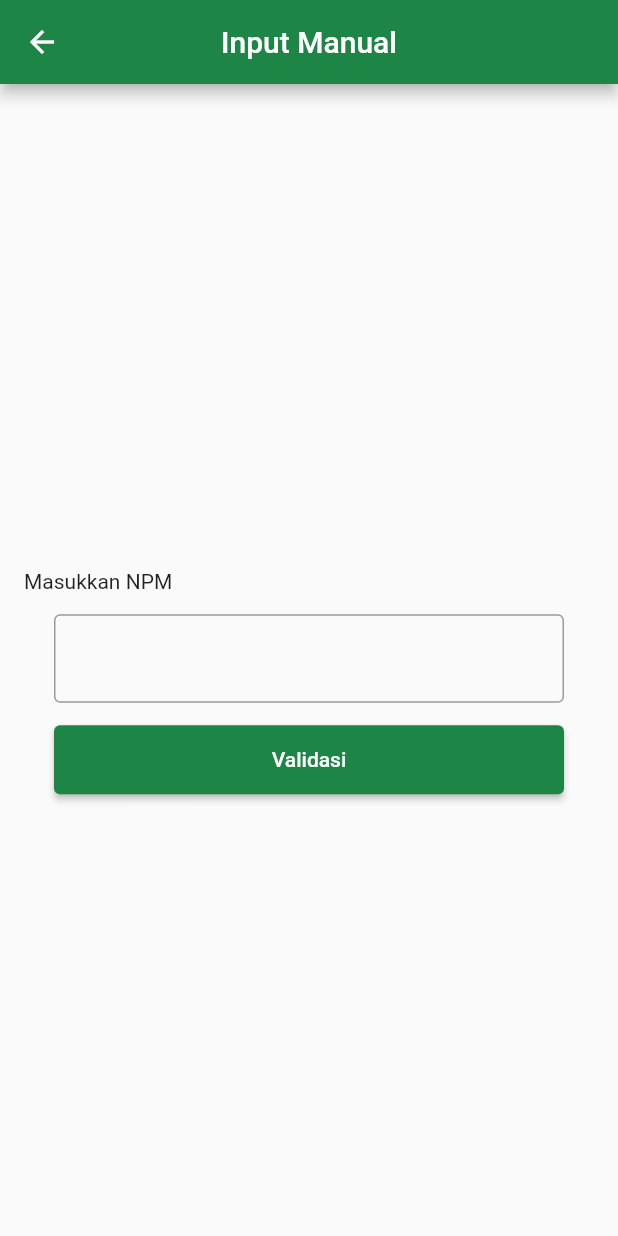
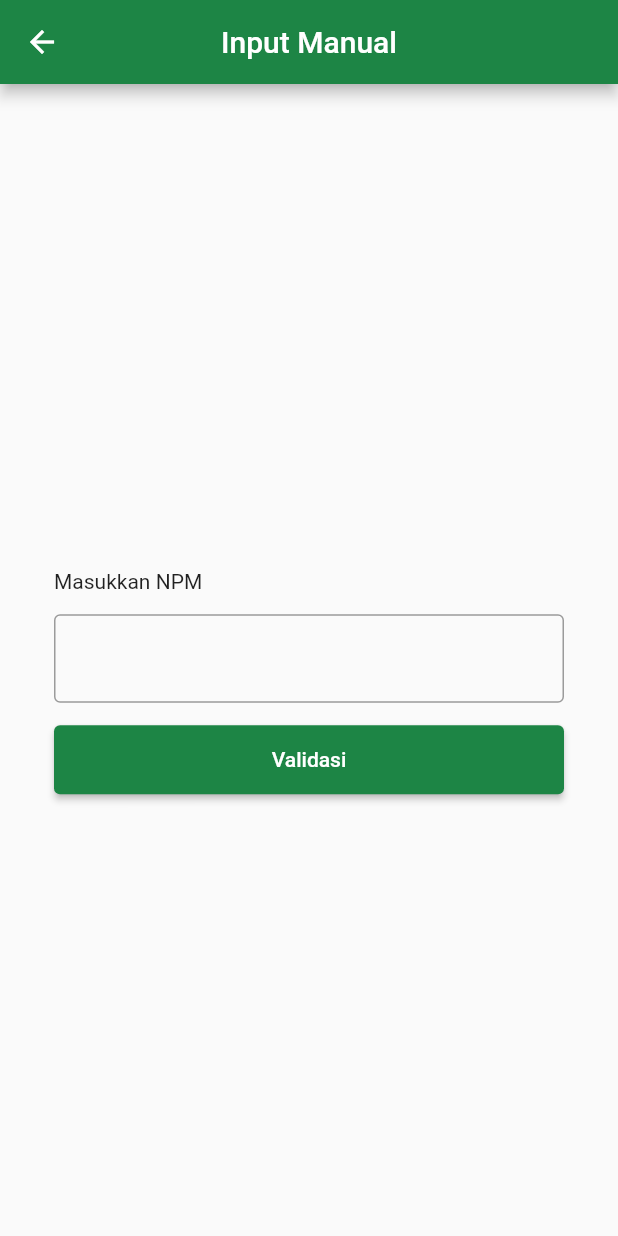
Before and after one commit to rubyTrojanovsky/presensi_bisnis, a Flutter app: the InputManual screen opened directly, on a phone screen of 412 x 824 dp. Run offline on Flutter 3.47's test engine with Material 2 defaults, Android fonts, the phone set to English and light mode, and no system bars; our stand-ins replace get; missing offline and left inert: qr_code_scanner.

Commit message:
loader UI change + final fix

```diff
--- a/lib/controller/absen_controller.dart
+++ b/lib/controller/absen_controller.dart
@@ -26,7 +26,7 @@ class AbsenController extends GetxController {
 
   @override
   void onInit() {
-    matkul;
+    inputNPM;
     super.onInit();
   }
 
--- a/lib/screens/input_manual.dart
+++ b/lib/screens/input_manual.dart
@@ -3,7 +3,6 @@ import 'dart:async';
 import 'package:flutter/material.dart';
 import 'package:get/get.dart';
 import 'package:presensi_bisnis/components/button.dart';
-import 'package:presensi_bisnis/components/dialog.dart';
 import 'package:presensi_bisnis/controller/absen_controller.dart';
 import 'package:presensi_bisnis/models/mahasiswa_model.dart';
 import 'package:presensi_bisnis/screens/scan_qr.dart';
@@ -19,6 +18,19 @@ class InputManual extends StatelessWidget {
     final validator = Get.put(MhsController());
     bool validateNPM = false;
     AbsenController npmController = Get.put(AbsenController());
+    AlertDialog loading = AlertDialog(
+        content: Padding(
+      padding: const EdgeInsets.all(12.0),
+      child: Row(
+        children: [
+          CircularProgressIndicator(),
+          SizedBox(
+            width: 20,
+          ),
+          Text("Mohon tunggu")
+        ],
+      ),
+    ));
     return WillPopScope(
         onWillPop: () async {
           // Do something here
@@ -37,17 +49,24 @@ class InputManual extends StatelessWidget {
                 crossAxisAlignment: CrossAxisAlignment.start,
                 mainAxisAlignment: MainAxisAlignment.center,
                 children: [
-                  Text('Masukkan NPM'),
-                  SizedBox(
-                    height: 14,
-                  ),
                   Padding(
                     padding: const EdgeInsets.symmetric(horizontal: 20.0),
-                    child: TextField(
-                      decoration: InputDecoration(border: OutlineInputBorder()),
-                      controller: npmController.inputNPM,
-                      onChanged: ((value) =>
-                          npmController.setNPM(value.toString())),
+                    child: Column(
+                      crossAxisAlignment: CrossAxisAlignment.start,
+                      mainAxisAlignment: MainAxisAlignment.center,
+                      children: [
+                        Text('Masukkan NPM'),
+                        SizedBox(
+                          height: 14,
+                        ),
+                        TextField(
+                          decoration:
+                              InputDecoration(border: OutlineInputBorder()),
+                          controller: npmController.inputNPM,
+                          onChanged: ((value) =>
+                              npmController.setNPM(value.toString())),
+                        ),
+                      ],
                     ),
                   ),
                   SizedBox(
@@ -56,9 +75,16 @@ class InputManual extends StatelessWidget {
                   Button(
                       buttonTap: () {
                         validator.getSpecificMhs();
+                        showDialog(
+                          context: context,
+                          builder: (BuildContext context) {
+                            return loading;
+                          },
+                        );
                         validateNPM = true;
                         if (GetUtils.isNum(npmController.npm.value) &&
-                            npmController.npm.value.length == 8 && validateNPM == true) {
+                            npmController.npm.value.length == 8 &&
+                            validateNPM == true) {
                           Timer(Duration(seconds: 2), () {
                             Get.to(() => Validasi());
                           });
--- a/lib/screens/sukses.dart
+++ b/lib/screens/sukses.dart
@@ -40,8 +40,7 @@ class SuksesPage extends StatelessWidget {
                 height: size.height*0.05,
               ),
               Button(buttonTap: () {
-                  Get.offAll(() => Beranda());
-                  Get.delete<AbsenController>();
+                  Get.off(() => Beranda());
                 } , buttonDesc: 'Kembali ke Beranda')
             ],
           ),
```
Also changed, not shown: lib/components/dialog.dart (deleted, +0 -24 lines), lib/screens/scan_qr.dart (+52 -28 lines), lib/screens/validasi.dart (+49 -14 lines).
